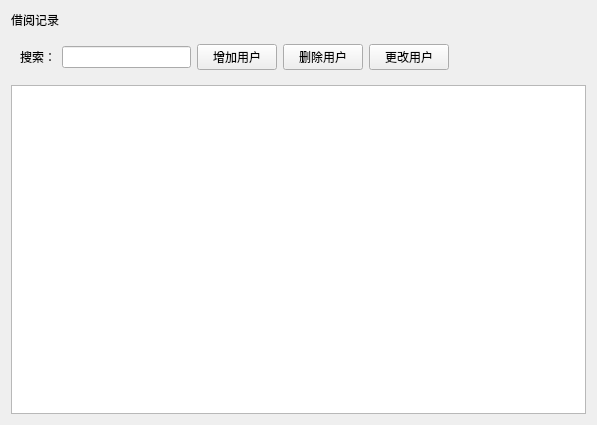
Before: the Qt Designer form borrow_record.ui in kongwua/Library, drawn with Qt 5.
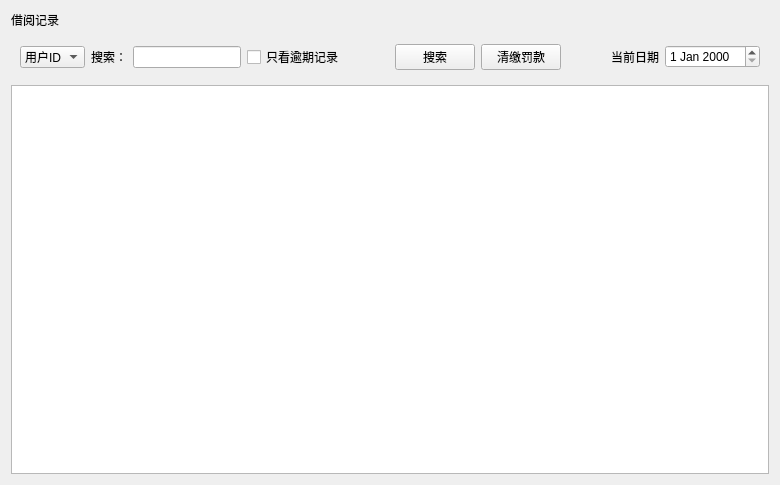
After: the same form once the commit is applied.

Patch:
```diff
--- a/borrow_record.ui
+++ b/borrow_record.ui
@@ -6,8 +6,8 @@
    <rect>
     <x>0</x>
     <y>0</y>
-    <width>597</width>
-    <height>425</height>
+    <width>780</width>
+    <height>485</height>
    </rect>
   </property>
   <property name="windowTitle">
@@ -24,7 +24,53 @@
    <item row="1" column="0">
     <widget class="QWidget" name="widget" native="true">
      <layout class="QGridLayout" name="gridLayout">
+      <item row="0" column="2">
+       <widget class="QLineEdit" name="searchEdit"/>
+      </item>
+      <item row="0" column="12">
+       <widget class="QDateEdit" name="dateEdit"/>
+      </item>
+      <item row="0" column="6">
+       <widget class="QPushButton" name="search_btn">
+        <property name="text">
+         <string>搜索</string>
+        </property>
+       </widget>
+      </item>
       <item row="0" column="0">
+       <widget class="QComboBox" name="comboBox">
+        <item>
+         <property name="text">
+          <string>用户ID</string>
+         </property>
+        </item>
+        <item>
+         <property name="text">
+          <string>书号</string>
+         </property>
+        </item>
+        <item>
+         <property name="text">
+          <string>书名</string>
+         </property>
+        </item>
+       </widget>
+      </item>
+      <item row="0" column="11">
+       <widget class="QLabel" name="label_3">
+        <property name="text">
+         <string>当前日期</string>
+        </property>
+       </widget>
+      </item>
+      <item row="0" column="4">
+       <widget class="QCheckBox" name="checkBox">
+        <property name="text">
+         <string>只看逾期记录</string>
+        </property>
+       </widget>
+      </item>
+      <item row="0" column="1">
        <widget class="QLabel" name="label">
         <property name="text">
          <string>搜索：</string>
@@ -34,31 +80,14 @@
         </property>
        </widget>
       </item>
-      <item row="0" column="1">
-       <widget class="QLineEdit" name="lineEdit"/>
-      </item>
-      <item row="0" column="2">
-       <widget class="QPushButton" name="pushButton">
+      <item row="0" column="7">
+       <widget class="QPushButton" name="payFine_btn">
         <property name="text">
-         <string>增加用户</string>
+         <string>清缴罚款</string>
         </property>
        </widget>
       </item>
-      <item row="0" column="3">
-       <widget class="QPushButton" name="pushButton_2">
-        <property name="text">
-         <string>删除用户</string>
-        </property>
-       </widget>
-      </item>
-      <item row="0" column="4">
-       <widget class="QPushButton" name="pushButton_3">
-        <property name="text">
-         <string>更改用户</string>
-        </property>
-       </widget>
-      </item>
-      <item row="0" column="5">
+      <item row="0" column="10">
        <spacer name="horizontalSpacer">
         <property name="orientation">
          <enum>Qt::Horizontal</enum>
@@ -71,6 +100,19 @@
         </property>
        </spacer>
       </item>
+      <item row="0" column="5">
+       <spacer name="horizontalSpacer_2">
+        <property name="orientation">
+         <enum>Qt::Horizontal</enum>
+        </property>
+        <property name="sizeHint" stdset="0">
+         <size>
+          <width>40</width>
+          <height>20</height>
+         </size>
+        </property>
+       </spacer>
+      </item>
      </layout>
     </widget>
    </item>
```
Left out of the diff: 14 changed lines with no effect on the pictures.
